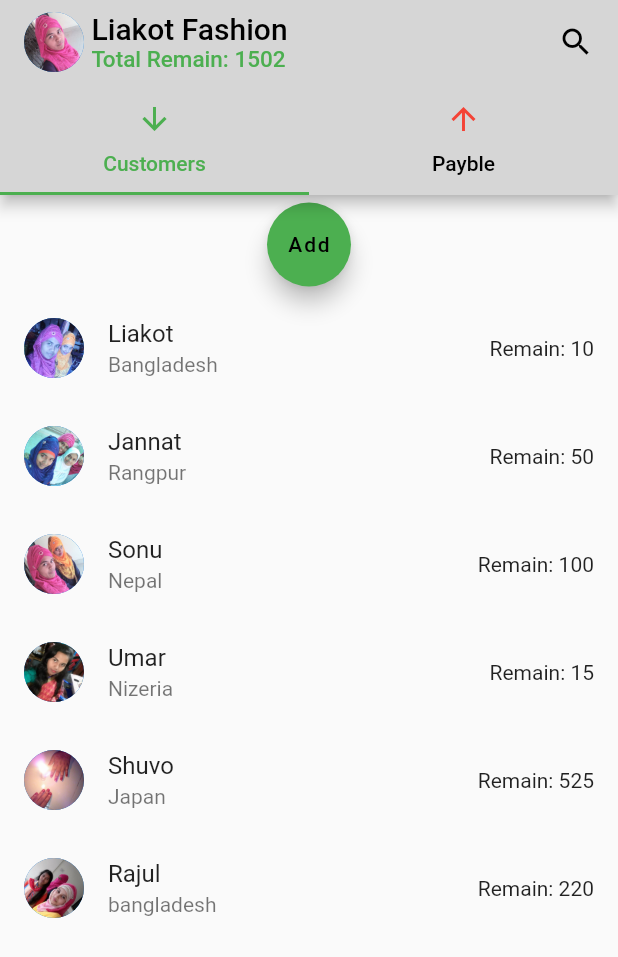
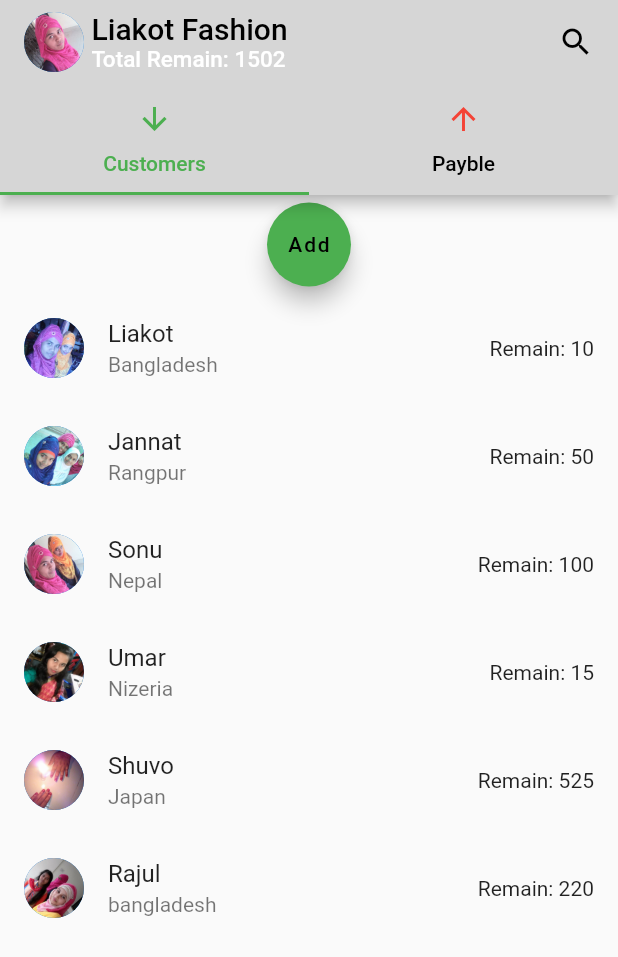
Before and after one commit to Liakot-ali/Flutter-Learn, a Flutter app: the screen it shows after launch, on a phone screen of 412 x 824 dp. Shown: the top 957 px of the screen. Run offline on Flutter 3.47's test engine with Material 2 defaults, Android fonts, the phone set to English and light mode, and no system bars.

Commit message:
changing appbar background and text color

```diff
--- a/lib/app_bar.dart
+++ b/lib/app_bar.dart
@@ -36,7 +36,7 @@ class appBar extends StatelessWidget {
             Text(
               remain,
               style: TextStyle(
-                color: Colors.green,
+                color: Colors.white,
                 fontSize: 15,
               ),
             ),
@@ -50,7 +50,12 @@ class appBar extends StatelessWidget {
               child: GestureDetector(
                 onTap: () {
                   Scaffold.of(context).showSnackBar(
-                      new SnackBar(content: new Text("Search icon clicked"), behavior: SnackBarBehavior.floating, margin: EdgeInsets.only(bottom: 10.0),));
+                    new SnackBar(
+                      content: new Text("Search icon clicked"),
+                      behavior: SnackBarBehavior.floating,
+                      margin: EdgeInsets.only(bottom: 10.0),
+                    ),
+                  );
                 },
                 child: Icon(
                   Icons.search,
```
